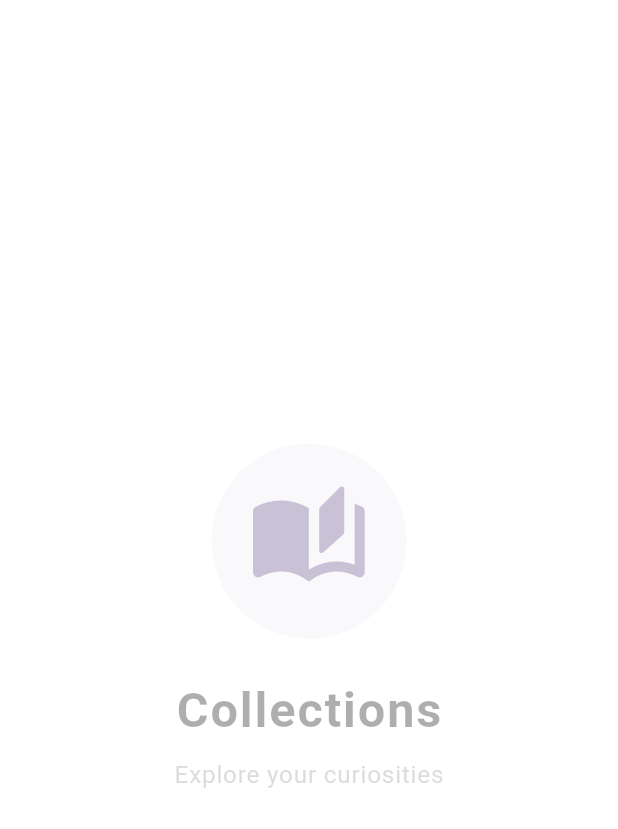
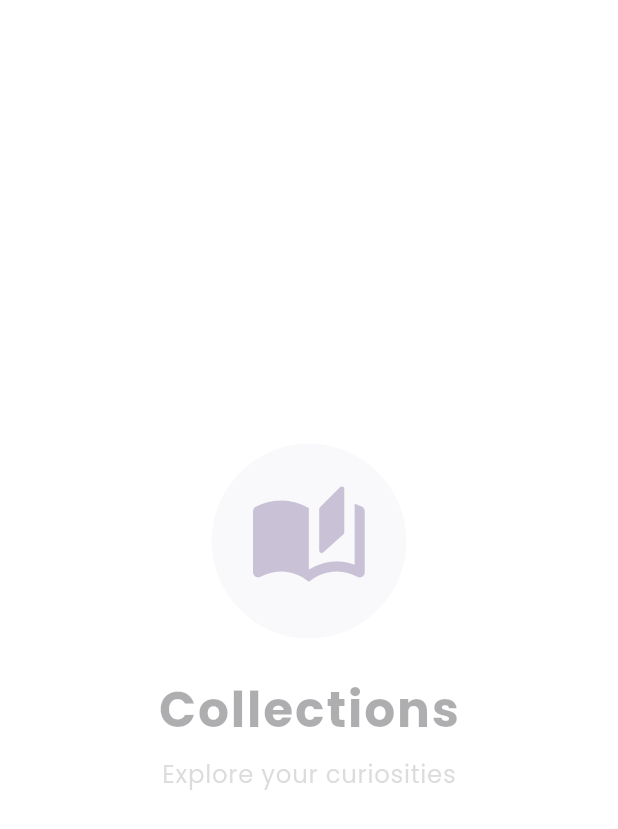
Before and after one commit to bhagu777/bloop_flutter_assignment, a Flutter app: the first screen one second after launch, on a phone screen of 412 x 824 dp. Shown: the top 829 px of the screen. Run offline on Flutter 3.47's test engine with Material 3 defaults, Android fonts, the phone set to English and light mode, and no system bars; our stand-ins replace flutter_riverpod, freezed_annotation, google_fonts, hive_flutter, riverpod_annotation, shimmer; accounts and stored records are empty; generated files the repository leaves out were written again.

Commit message:
Completed this assignment by Bhargav 03/04/2026 02:40 PM

```diff
--- a/lib/core/theme/app_theme.dart
+++ b/lib/core/theme/app_theme.dart
@@ -1,10 +1,15 @@
 import 'package:flutter/material.dart';
 import 'package:flutter/services.dart';
+import 'package:google_fonts/google_fonts.dart';
 
 class AppTheme {
   static ThemeData get light {
+    final textTheme = GoogleFonts.poppinsTextTheme();
+
     return ThemeData(
       useMaterial3: true,
+      textTheme: textTheme,
+      fontFamily: GoogleFonts.adamina().fontFamily,
       colorScheme: ColorScheme.fromSeed(
         seedColor: const Color(0xFF673AB7),
         surface: const Color(0xFFFBF9FF),
--- a/pubspec.yaml
+++ b/pubspec.yaml
@@ -41,6 +41,7 @@ dependencies:
   json_annotation: ^4.9.0
   intl: ^0.19.0
   shimmer: ^3.0.0
+  google_fonts: ^8.0.2
 
 dev_dependencies:
   flutter_test:
```
Also changed, not shown: pubspec.lock.
